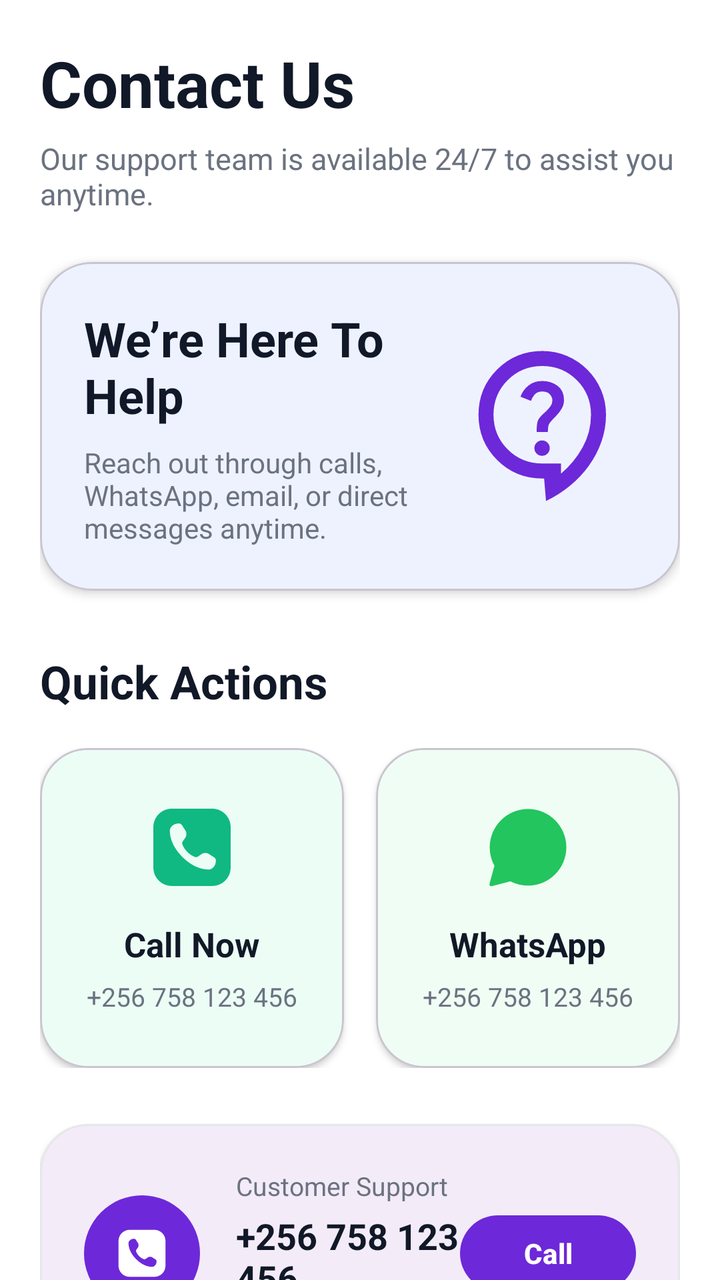
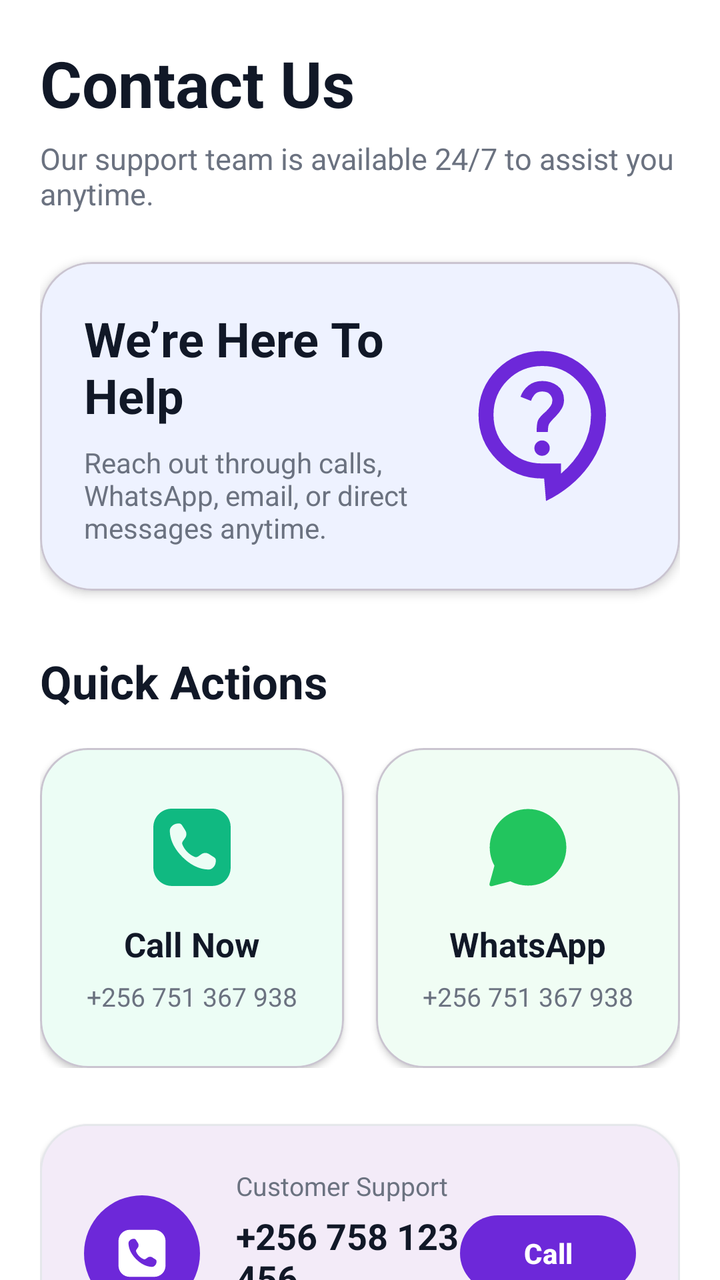

Before-and-after screenshots of an Android layout around one commit, followed by the original layout XML and the change that was made.
<!-- AndroidManifest.xml: application theme Theme.Osebo -->
<!-- res/layout/activity_contact_us.xml -->
<?xml version="1.0" encoding="utf-8"?>
<androidx.core.widget.NestedScrollView
    xmlns:android="http://schemas.android.com/apk/res/android"
    xmlns:app="http://schemas.android.com/apk/res-auto"
    android:layout_width="match_parent"
    android:layout_height="match_parent"
    android:background="#FFFFFF"
    android:fillViewport="true">

    <LinearLayout
        android:layout_width="match_parent"
        android:layout_height="wrap_content"
        android:orientation="vertical"
        android:padding="20dp">

        

        <TextView
            android:layout_width="wrap_content"
            android:layout_height="wrap_content"
            android:text="Contact Us"
            android:textColor="#111827"
            android:textSize="32sp"
            android:textStyle="bold"/>

        <TextView
            android:layout_width="wrap_content"
            android:layout_height="wrap_content"
            android:layout_marginTop="6dp"
            android:text="Our support team is available 24/7 to assist you anytime."
            android:textColor="#6B7280"
            android:textSize="15sp"/>

        

        <com.google.android.material.card.MaterialCardView
            android:layout_width="match_parent"
            android:layout_height="wrap_content"
            android:layout_marginTop="24dp"
            app:cardBackgroundColor="#EEF2FF"
            app:cardCornerRadius="26dp"
            app:cardElevation="3dp">

            <LinearLayout
                android:layout_width="match_parent"
                android:layout_height="wrap_content"
                android:gravity="center_vertical"
                android:orientation="horizontal"
                android:padding="22dp">

                <LinearLayout
                    android:layout_width="0dp"
                    android:layout_height="wrap_content"
                    android:layout_weight="1"
                    android:orientation="vertical">

                    <TextView
                        android:layout_width="wrap_content"
                        android:layout_height="wrap_content"
                        android:text="We’re Here To Help"
                        android:textColor="#111827"
                        android:textSize="24sp"
                        android:textStyle="bold"/>

                    <TextView
                        android:layout_width="wrap_content"
                        android:layout_height="wrap_content"
                        android:layout_marginTop="8dp"
                        android:text="Reach out through calls, WhatsApp, email, or direct messages anytime."
                        android:textColor="#6B7280"
                        android:textSize="14sp"/>

                </LinearLayout>

                <ImageView
                    android:layout_width="90dp"
                    android:layout_height="90dp"
                    android:src="@drawable/ic_support"
                    app:tint="#6D28D9"/>

            </LinearLayout>

        </com.google.android.material.card.MaterialCardView>

        

        <TextView
            android:layout_width="wrap_content"
            android:layout_height="wrap_content"
            android:layout_marginTop="30dp"
            android:text="Quick Actions"
            android:textColor="#111827"
            android:textSize="23sp"
            android:textStyle="bold"/>

        <LinearLayout
            android:layout_width="match_parent"
            android:layout_height="wrap_content"
            android:layout_marginTop="18dp"
            android:orientation="horizontal"
            android:weightSum="2">

            

            <com.google.android.material.card.MaterialCardView
                android:layout_width="0dp"
                android:layout_height="160dp"
                android:layout_marginEnd="8dp"
                android:layout_weight="1"
                app:cardBackgroundColor="#ECFDF5"
                app:cardCornerRadius="24dp"
                app:cardElevation="2dp">

                <LinearLayout
                    android:layout_width="match_parent"
                    android:layout_height="match_parent"
                    android:gravity="center"
                    android:orientation="vertical"
                    android:padding="18dp">

                    <ImageView
                        android:layout_width="46dp"
                        android:layout_height="46dp"
                        android:src="@drawable/ic_phone"
                        app:tint="#10B981"/>

                    <TextView
                        android:layout_width="wrap_content"
                        android:layout_height="wrap_content"
                        android:layout_marginTop="14dp"
                        android:text="Call Now"
                        android:textColor="#111827"
                        android:textSize="17sp"
                        android:textStyle="bold"/>

                    <TextView
                        android:layout_width="wrap_content"
                        android:layout_height="wrap_content"
                        android:layout_marginTop="6dp"
                        android:gravity="center"
                        android:text="+256 758 123 456"
                        android:textAlignment="center"
                        android:textColor="#6B7280"
                        android:textSize="13sp"/>

                </LinearLayout>

            </com.google.android.material.card.MaterialCardView>

            

            <com.google.android.material.card.MaterialCardView
                android:layout_width="0dp"
                android:layout_height="160dp"
                android:layout_marginStart="8dp"
                android:layout_weight="1"
                app:cardBackgroundColor="#F0FDF4"
                app:cardCornerRadius="24dp"
                app:cardElevation="2dp">

                <LinearLayout
                    android:layout_width="match_parent"
                    android:layout_height="match_parent"
                    android:gravity="center"
                    android:orientation="vertical"
                    android:padding="18dp">

                    <ImageView
                        android:layout_width="46dp"
                        android:layout_height="46dp"
                        android:src="@drawable/ic_whatsap"
                        app:tint="#22C55E"/>

                    <TextView
                        android:layout_width="wrap_content"
                        android:layout_height="wrap_content"
                        android:layout_marginTop="14dp"
                        android:text="WhatsApp"
                        android:textColor="#111827"
                        android:textSize="17sp"
                        android:textStyle="bold"/>

                    <TextView
                        android:layout_width="wrap_content"
                        android:layout_height="wrap_content"
                        android:layout_marginTop="6dp"
                        android:gravity="center"
                        android:text="+256 758 123 456"
                        android:textAlignment="center"
                        android:textColor="#6B7280"
                        android:textSize="13sp"/>

                </LinearLayout>

            </com.google.android.material.card.MaterialCardView>

        </LinearLayout>

        

        <com.google.android.material.card.MaterialCardView
            android:layout_width="match_parent"
            android:layout_height="wrap_content"
            android:layout_marginTop="28dp"
            app:cardCornerRadius="24dp"
            app:cardElevation="2dp"
            app:strokeColor="#E5E7EB"
            app:strokeWidth="1dp">

            <LinearLayout
                android:layout_width="match_parent"
                android:layout_height="wrap_content"
                android:orientation="vertical"
                android:padding="22dp">

                

                <LinearLayout
                    android:layout_width="match_parent"
                    android:layout_height="wrap_content"
                    android:gravity="center_vertical"
                    android:orientation="horizontal">

                    <ImageView
                        android:layout_width="58dp"
                        android:layout_height="58dp"
                        android:background="@drawable/bg_circle_primary"
                        android:padding="15dp"
                        android:src="@drawable/ic_phone"
                        app:tint="#FFFFFF"/>

                    <LinearLayout
                        android:layout_width="0dp"
                        android:layout_height="wrap_content"
                        android:layout_marginStart="18dp"
                        android:layout_weight="1"
                        android:orientation="vertical">

                        <TextView
                            android:layout_width="wrap_content"
                            android:layout_height="wrap_content"
                            android:text="Customer Support"
                            android:textColor="#6B7280"
                            android:textSize="13sp"/>

                        <TextView
                            android:layout_width="wrap_content"
                            android:layout_height="wrap_content"
                            android:layout_marginTop="4dp"
                            android:text="+256 758 123 456"
                            android:textColor="#111827"
                            android:textSize="18sp"
                            android:textStyle="bold"/>

                        <TextView
                            android:layout_width="wrap_content"
                            android:layout_height="wrap_content"
                            android:layout_marginTop="2dp"
                            android:text="Available 24/7"
                            android:textColor="#10B981"
                            android:textSize="12sp"/>

                    </LinearLayout>

                    <com.google.android.material.button.MaterialButton
                        android:id="@+id/btnCall"
                        android:layout_width="wrap_content"
                        android:layout_height="46dp"
                        android:text="Call"
                        android:textAllCaps="false"
                        android:textColor="#FFFFFF"
                        android:textStyle="bold"
                        app:backgroundTint="#6D28D9"
                        app:cornerRadius="24dp"/>

                </LinearLayout>

                <View
                    android:layout_width="match_parent"
                    android:layout_height="1dp"
                    android:layout_marginVertical="18dp"
                    android:background="#E5E7EB"/>

                

                <LinearLayout
                    android:layout_width="match_parent"
                    android:layout_height="wrap_content"
                    android:gravity="center_vertical"
                    android:orientation="horizontal">

                    <ImageView
                        android:layout_width="58dp"
                        android:layout_height="58dp"
                        android:background="@drawable/bg_circle_primary"
                        android:padding="15dp"
                        android:src="@drawable/ic_email"
                        app:tint="#FFFFFF"/>

                    <LinearLayout
                        android:layout_width="0dp"
                        android:layout_height="wrap_content"
                        android:layout_marginStart="18dp"
                        android:layout_weight="1"
                        android:orientation="vertical">

                        <TextView
                            android:layout_width="wrap_content"
                            android:layout_height="wrap_content"
                            android:text="Official Email"
                            android:textColor="#6B7280"
                            android:textSize="13sp"/>

                        <TextView
                            android:layout_width="wrap_content"
                            android:layout_height="wrap_content"
                            android:layout_marginTop="4dp"
                            android:text="support@oseboai.com"
                            android:textColor="#111827"
                            android:textSize="17sp"
                            android:textStyle="bold"/>

                        <TextView
                            android:layout_width="wrap_content"
                            android:layout_height="wrap_content"
                            android:layout_marginTop="2dp"
                            android:text="Replies within 5 minutes"
                            android:textColor="#10B981"
                            android:textSize="12sp"/>

                    </LinearLayout>

                    <com.google.android.material.button.MaterialButton
                        android:id="@+id/btnEmail"
                        android:layout_width="wrap_content"
                        android:layout_height="46dp"
                        android:text="Email"
                        android:textAllCaps="false"
                        android:textColor="#FFFFFF"
                        android:textStyle="bold"
                        app:backgroundTint="#6D28D9"
                        app:cornerRadius="24dp"/>

                </LinearLayout>

            </LinearLayout>

        </com.google.android.material.card.MaterialCardView>

        

        <TextView
            android:layout_width="wrap_content"
            android:layout_height="wrap_content"
            android:layout_marginTop="34dp"
            android:text="Send a Message"
            android:textColor="#111827"
            android:textSize="24sp"
            android:textStyle="bold"/>

        <TextView
            android:layout_width="wrap_content"
            android:layout_height="wrap_content"
            android:layout_marginTop="4dp"
            android:text="Fill in the form below and our team will respond shortly."
            android:textColor="#6B7280"
            android:textSize="14sp"/>

        

        <com.google.android.material.textfield.TextInputLayout
            style="@style/Widget.MaterialComponents.TextInputLayout.OutlinedBox"
            android:layout_width="match_parent"
            android:layout_height="wrap_content"
            android:layout_marginTop="20dp"
            app:boxCornerRadiusBottomEnd="18dp"
            app:boxCornerRadiusBottomStart="18dp"
            app:boxCornerRadiusTopEnd="18dp"
            app:boxCornerRadiusTopStart="18dp"
            app:startIconDrawable="@drawable/ic_person">

            <com.google.android.material.textfield.TextInputEditText
                android:id="@+id/etName"
                android:layout_width="match_parent"
                android:layout_height="wrap_content"
                android:hint="Full Name"/>

        </com.google.android.material.textfield.TextInputLayout>

        

        <com.google.android.material.textfield.TextInputLayout
            style="@style/Widget.MaterialComponents.TextInputLayout.OutlinedBox"
            android:layout_width="match_parent"
            android:layout_height="wrap_content"
            android:layout_marginTop="14dp"
            app:boxCornerRadiusBottomEnd="18dp"
            app:boxCornerRadiusBottomStart="18dp"
            app:boxCornerRadiusTopEnd="18dp"
            app:boxCornerRadiusTopStart="18dp"
            app:startIconDrawable="@drawable/ic_email">

            <com.google.android.material.textfield.TextInputEditText
                android:id="@+id/etEmail"
                android:layout_width="match_parent"
                android:layout_height="wrap_content"
                android:hint="Email Address"
                android:inputType="textEmailAddress"/>

        </com.google.android.material.textfield.TextInputLayout>

        

        <com.google.android.material.textfield.TextInputLayout
            style="@style/Widget.MaterialComponents.TextInputLayout.OutlinedBox"
            android:layout_width="match_parent"
            android:layout_height="wrap_content"
            android:layout_marginTop="14dp"
            app:boxCornerRadiusBottomEnd="18dp"
            app:boxCornerRadiusBottomStart="18dp"
            app:boxCornerRadiusTopEnd="18dp"
            app:boxCornerRadiusTopStart="18dp"
            app:startIconDrawable="@drawable/subject">

            <com.google.android.material.textfield.TextInputEditText
                android:id="@+id/etSubject"
                android:layout_width="match_parent"
                android:layout_height="wrap_content"
                android:hint="Subject"/>

        </com.google.android.material.textfield.TextInputLayout>

        

        <com.google.android.material.textfield.TextInputLayout
            style="@style/Widget.MaterialComponents.TextInputLayout.OutlinedBox"
            android:layout_width="match_parent"
            android:layout_height="wrap_content"
            android:layout_marginTop="14dp"
            app:boxCornerRadiusBottomEnd="18dp"
            app:boxCornerRadiusBottomStart="18dp"
            app:boxCornerRadiusTopEnd="18dp"
            app:boxCornerRadiusTopStart="18dp"
            app:startIconDrawable="@drawable/chat">

            <com.google.android.material.textfield.TextInputEditText
                android:id="@+id/etMessage"
                android:layout_width="match_parent"
                android:layout_height="wrap_content"
                android:gravity="top"
                android:hint="Write your message..."
                android:inputType="textMultiLine"
                android:minLines="5"/>

        </com.google.android.material.textfield.TextInputLayout>

        

        <com.google.android.material.button.MaterialButton
            android:id="@+id/btnSendMessage"
            android:layout_width="match_parent"
            android:layout_height="58dp"
            android:layout_marginTop="24dp"
            android:text="Send Message"
            android:textAllCaps="false"
            android:textColor="#FFFFFF"
            android:textSize="16sp"
            android:textStyle="bold"
            app:backgroundTint="#6D28D9"
            app:cornerRadius="18dp"
            app:icon="@drawable/ic_send"
            app:iconGravity="textStart"
            app:iconPadding="10dp"/>

        

        <TextView
            android:layout_width="wrap_content"
            android:layout_height="wrap_content"
            android:layout_marginTop="36dp"
            android:text="Frequently Asked Questions"
            android:textColor="#111827"
            android:textSize="24sp"
            android:textStyle="bold"/>

        <TextView
            android:layout_width="wrap_content"
            android:layout_height="wrap_content"
            android:layout_marginTop="4dp"
            android:text="Find quick answers to common questions."
            android:textColor="#6B7280"
            android:textSize="14sp"/>

        <com.google.android.material.card.MaterialCardView
            android:layout_width="match_parent"
            android:layout_height="wrap_content"
            android:layout_marginTop="18dp"
            app:cardCornerRadius="24dp"
            app:cardElevation="2dp"
            app:strokeColor="#E5E7EB"
            app:strokeWidth="1dp">

            <LinearLayout
                android:layout_width="match_parent"
                android:layout_height="wrap_content"
                android:orientation="vertical"
                android:padding="20dp">

                <TextView
                    android:text="How long does support take?"
                    android:textColor="#111827"
                    android:layout_width="wrap_content"
                    android:layout_height="wrap_content"
                    android:layout_marginTop="6dp"
                    android:textSize="16sp"
                    android:textStyle="bold"/>

                <TextView
                    android:layout_marginTop="6dp"
                    android:text="Our support team usually responds within a few minutes."
                    android:textColor="#6B7280"
                    android:layout_width="match_parent"
                    android:layout_height="match_parent"
                    android:textSize="14sp"/>


                <View
                    android:layout_width="match_parent"
                    android:layout_height="1dp"
                    android:layout_marginVertical="16dp"
                    android:background="#E5E7EB"/>

                <TextView
                    android:text="Can I contact support through WhatsApp?"
                    android:textColor="#111827"
                    android:layout_height="match_parent"
                    android:layout_width="match_parent"
                    android:textSize="16sp"
                    android:textStyle="bold"/>

                <TextView
                    android:layout_marginTop="6dp"
                    android:text="Yes, WhatsApp support is available 24/7."
                    android:textColor="#6B7280"
                    android:layout_height="match_parent"
                    android:layout_width="match_parent"
                    android:textSize="14sp"/>


                <View
                    android:layout_width="match_parent"
                    android:layout_height="1dp"
                    android:layout_marginVertical="16dp"
                    android:background="#E5E7EB"/>

                <TextView
                    android:text="Can I report technical issues?"
                    android:textColor="#111827"
                    android:layout_height="match_parent"
                    android:layout_width="match_parent"
                    android:textSize="16sp"
                    android:textStyle="bold"/>

                <TextView
                    android:layout_marginTop="6dp"
                    android:text="Yes, use the message form above to report issues or send feedback."
                    android:textColor="#6B7280"
                    android:layout_height="match_parent"
                    android:layout_width="match_parent"
                    android:textSize="14sp"/>

            </LinearLayout>

        </com.google.android.material.card.MaterialCardView>

        

        <TextView
            android:layout_width="wrap_content"
            android:layout_height="wrap_content"
            android:layout_gravity="center_horizontal"
            android:layout_marginTop="34dp"
            android:layout_marginBottom="20dp"
            android:text="© 2026 Osebo AI • All Rights Reserved"
            android:textColor="#9CA3AF"
            android:textSize="13sp"/>

    </LinearLayout>

</androidx.core.widget.NestedScrollView>
<!-- resources referenced by this layout -->
<resources>
  <!-- drawable bg_circle_primary (drawable) -->
  <?xml version="1.0" encoding="utf-8"?>
  <shape xmlns:android="http://schemas.android.com/apk/res/android">
      <solid android:color="#6D28D9"/>
      <corners android:radius="100dp"/>
  </shape>
  <!-- drawable chat (drawable) -->
  <vector xmlns:android="http://schemas.android.com/apk/res/android"
      android:width="24dp"
      android:height="24dp"
      android:viewportWidth="960"
      android:viewportHeight="960">
    <path
        android:pathData="M240,560h320v-80L240,480v80ZM240,440h480v-80L240,360v80ZM240,320h480v-80L240,240v80ZM80,880v-720q0,-33 23.5,-56.5T160,80h640q33,0 56.5,23.5T880,160v480q0,33 -23.5,56.5T800,720L240,720L80,880ZM206,640h594v-480L160,160v525l46,-45ZM160,640v-480,480Z"
        android:fillColor="#1f1f1f"/>
  </vector>
  <!-- drawable ic_email (drawable) -->
  <vector xmlns:android="http://schemas.android.com/apk/res/android"
      android:width="24dp"
      android:height="24dp"
      android:viewportWidth="960"
      android:viewportHeight="960">
    <path
        android:pathData="M160,800q-33,0 -56.5,-23.5T80,720v-480q0,-33 23.5,-56.5T160,160h640q33,0 56.5,23.5T880,240v480q0,33 -23.5,56.5T800,800L160,800ZM480,520L160,320v400h640v-400L480,520ZM480,440 L800,240L160,240l320,200ZM160,320v-80,480 -400Z"
        android:fillColor="#1f1f1f"/>
  </vector>
  <!-- drawable ic_person (drawable) -->
  <vector xmlns:android="http://schemas.android.com/apk/res/android"
      android:width="24dp"
      android:height="24dp"
      android:viewportWidth="960"
      android:viewportHeight="960">
    <path
        android:pathData="M367,433q-47,-47 -47,-113t47,-113q47,-47 113,-47t113,47q47,47 47,113t-47,113q-47,47 -113,47t-113,-47ZM160,800v-112q0,-34 17.5,-62.5T224,582q62,-31 126,-46.5T480,520q66,0 130,15.5T736,582q29,15 46.5,43.5T800,688v112L160,800ZM240,720h480v-32q0,-11 -5.5,-20T700,654q-54,-27 -109,-40.5T480,600q-56,0 -111,13.5T260,654q-9,5 -14.5,14t-5.5,20v32ZM536.5,376.5Q560,353 560,320t-23.5,-56.5Q513,240 480,240t-56.5,23.5Q400,287 400,320t23.5,56.5Q447,400 480,400t56.5,-23.5ZM480,320ZM480,720Z"
        android:fillColor="#1f1f1f"/>
  </vector>
  <!-- drawable ic_send (drawable) -->
  <vector xmlns:android="http://schemas.android.com/apk/res/android"
      android:width="24dp"
      android:height="24dp"
      android:viewportWidth="960"
      android:viewportHeight="960">
    <path
        android:pathData="M120,800v-640l760,320 -760,320ZM200,680 L674,480 200,280v140l240,60 -240,60v140ZM200,680v-400,400Z"
        android:fillColor="#1f1f1f"/>
  </vector>
  <!-- drawable ic_support (drawable) -->
  <vector xmlns:android="http://schemas.android.com/apk/res/android"
      android:width="24dp"
      android:height="24dp"
      android:viewportWidth="960"
      android:viewportHeight="960">
    <path
        android:pathData="m480,880 l-10,-120h-10q-142,0 -241,-99t-99,-241q0,-142 99,-241t241,-99q71,0 132.5,26.5t108,73q46.5,46.5 73,108T800,420q0,75 -24.5,144t-67,128q-42.5,59 -101,107T480,880ZM560,734q71,-60 115.5,-140.5T720,420q0,-109 -75.5,-184.5T460,160q-109,0 -184.5,75.5T200,420q0,109 75.5,184.5T460,680h100v54ZM488,627q12,-12 12,-29t-12,-29q-12,-12 -29,-12t-29,12q-12,12 -12,29t12,29q12,12 29,12t29,-12ZM430,512h60q0,-30 6,-42t38,-44q18,-18 30,-39t12,-45q0,-51 -34.5,-76.5T460,240q-44,0 -74,24.5T344,324l56,22q5,-17 19,-33.5t41,-16.5q27,0 40.5,15t13.5,33q0,17 -10,30.5T480,402q-35,30 -42.5,47.5T430,512ZM460,447Z"
        android:fillColor="#1f1f1f"/>
  </vector>
  <!-- drawable subject (drawable) -->
  <vector xmlns:android="http://schemas.android.com/apk/res/android"
      android:width="24dp"
      android:height="24dp"
      android:viewportWidth="960"
      android:viewportHeight="960">
    <path
        android:pathData="M160,760v-80h400v80L160,760ZM160,600v-80h640v80L160,600ZM160,440v-80h640v80L160,440ZM160,280v-80h640v80L160,280Z"
        android:fillColor="#1f1f1f"/>
  </vector>
  <style name="Theme.Osebo" parent="Base.Theme.Osebo" />
  <style name="Base.Theme.Osebo" parent="Theme.Material3.DayNight.NoActionBar">
          
      </style>
  <!-- unchanged entries left out for length: 2 -->
</resources>

<!-- the commit's change to res/layout/activity_contact_us.xml (unified diff, before → after) -->
@@ -138,7 +138,7 @@
                         android:layout_height="wrap_content"
                         android:layout_marginTop="6dp"
                         android:gravity="center"
-                        android:text="+256 758 123 456"
+                        android:text="+256 751 367 938"
                         android:textAlignment="center"
                         android:textColor="#6B7280"
                         android:textSize="13sp"/>
@@ -150,10 +150,13 @@
             
 
             <com.google.android.material.card.MaterialCardView
+                android:id="@+id/btnWhatsapp"
                 android:layout_width="0dp"
                 android:layout_height="160dp"
                 android:layout_marginStart="8dp"
                 android:layout_weight="1"
+                android:clickable="true"
+                android:focusable="true"
                 app:cardBackgroundColor="#F0FDF4"
                 app:cardCornerRadius="24dp"
                 app:cardElevation="2dp">
@@ -185,7 +188,7 @@
                         android:layout_height="wrap_content"
                         android:layout_marginTop="6dp"
                         android:gravity="center"
-                        android:text="+256 758 123 456"
+                        android:text="+256 751 367 938"
                         android:textAlignment="center"
                         android:textColor="#6B7280"
                         android:textSize="13sp"/>
